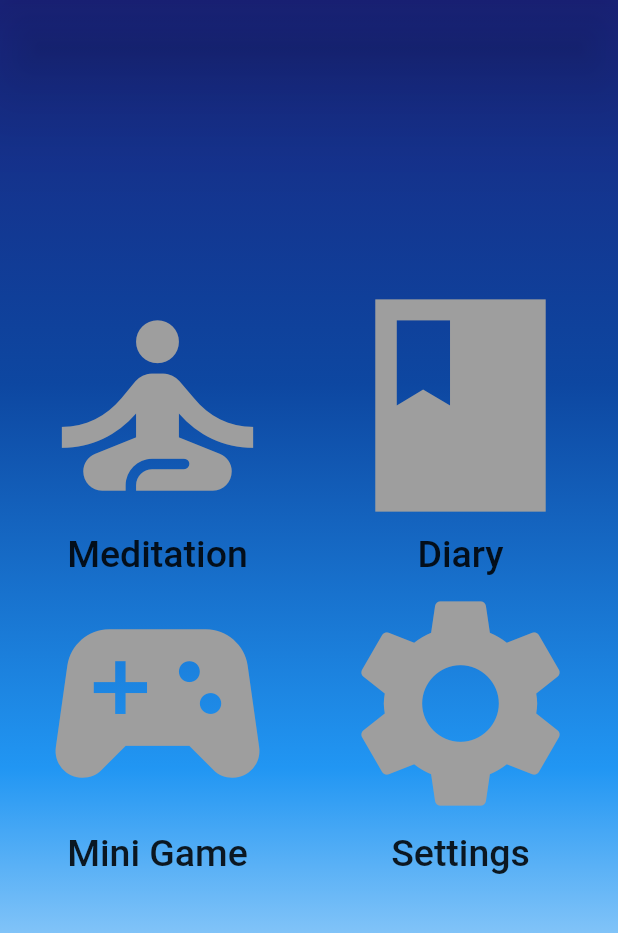
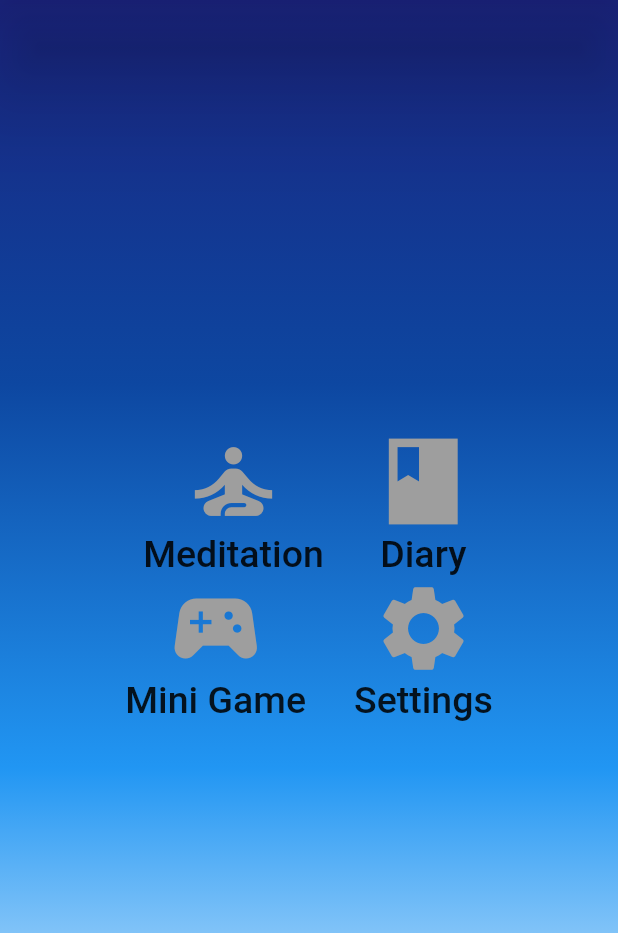
Before and after one commit to racheltsai2018/bloop, a Flutter app: the screen it shows after launch, on a phone screen of 412 x 824 dp, the part 84-1017 px from its top. Run offline on Flutter 3.47's test engine with Material 2 defaults, Android fonts, the phone set to English and light mode, and no system bars; our stand-ins replace google_fonts; missing offline and left inert: bloop_test, flame; Roboto replaces fonts that are missing (Fascinate).

Commit message:
Update homepage.dart
add comments

```diff
--- a/bloop_app/lib/homepage.dart
+++ b/bloop_app/lib/homepage.dart
@@ -1,13 +1,21 @@
 import 'package:flutter/material.dart';
 import 'package:google_fonts/google_fonts.dart';
-import 'package:bloop_app/navigationBar.dart';
+import 'package:bloop_test/navigationBar.dart';
 
-class homepage extends StatelessWidget{
+
+//homepage of the application
+class homepage extends StatefulWidget{
+  _homepageState createState() => _homepageState();
+}
+
+class _homepageState extends State<homepage>{
+  MediaQueryData queryData;
   @override
   Widget build(BuildContext context){
+    queryData = MediaQuery.of(context);
     return Scaffold(
-      appBar:AppBar(
-        title:Text('bloop',
+        appBar:AppBar(                                          // the appbar on the top of the screen
+          title:Text('bloop',                                   //title centered on the page
             style: GoogleFonts.fascinate(
                 color: Colors.black, fontSize: 25.0
             ),
@@ -17,11 +25,11 @@ class homepage extends StatelessWidget{
           backgroundColor: Colors.blueGrey[100],
           elevation: 30.0,
         ),
-        drawer: Drawer(
+        drawer: Drawer(                                         //drawer on the left side
             child: ListView(
                 padding: EdgeInsets.zero,
                 children: <Widget>[
-              DrawerHeader(
+                  DrawerHeader(                                 //drawer text on the very top
                     decoration: BoxDecoration(
                       color: Colors.white38,
                     ),
@@ -33,36 +41,39 @@ class homepage extends StatelessWidget{
                       ),
                     ),
                   ),
-              ListTile(
+                  ListTile(                                     //the first page listed in drawer (meditation)
                     leading: Icon(Icons.self_improvement),
                     title: Text('Meditation'),
-                onTap: (){
+                    onTap: (){                                  // when tap to meditation page
                       Navigator.pushAndRemoveUntil(
                         context,
-                    MaterialPageRoute<void>(builder: (context) => navigationBar(theIndex: 1)),
+                        MaterialPageRoute<void>(builder: (context) => navigationBar(theIndex: 1)),      //goes to navigationBar page then guide to meditation page
                             (Route<dynamic> route) => false,
                       );
                     },
                   ),
-              ListTile(
+                  ListTile(                                    //second page in the drawer
                     leading: Icon(Icons.book_sharp),
                     title: Text("Diary"),
-                onTap: (){
+                    onTap: (){                                //when tapped to dairy page
                       Navigator.pushAndRemoveUntil(
                         context,
-                    MaterialPageRoute<void>(builder: (context) => navigationBar(theIndex: 2)),
+                        MaterialPageRoute<void>(builder: (context) => navigationBar(theIndex: 2)),  //goes to navigationBar page then guide to diary
                             (Route<dynamic> route) => false,
                       );
                     },
                   ),
-              ListTile(
+                  ListTile(                                  //mini game button in drawer
                     leading: Icon(Icons.sports_esports),
                     title: Text("Mini Game"),
+                    onTap:(){
+
+                    },
                   ),
                 ]
             )
         ),
-      body: Container(
+        body: Container(                                      //body section of the homepage
             decoration: BoxDecoration(gradient: LinearGradient(
                 begin: Alignment.topCenter,
                 end: Alignment.bottomCenter,
@@ -71,62 +82,62 @@ class homepage extends StatelessWidget{
             child: Column(
               mainAxisAlignment: MainAxisAlignment.center,
               children: <Widget>[
-            Row(
+                Row(                                          // first row of icon on the homepage
                   mainAxisAlignment: MainAxisAlignment.center,
                   children: <Widget>[
-                FlatButton(
+                    FlatButton(                               //meditation button with meditation text
                         onPressed: (){
                           Navigator.pushAndRemoveUntil(
                             context,
-                        MaterialPageRoute<void>(builder: (context) => navigationBar(theIndex: 1)),
+                            MaterialPageRoute<void>(builder: (context) => navigationBar(theIndex: 1)), //goes to navigationBar page then guide to meditation
                                 (Route<dynamic> route) => false,
                           );
                         },
                         child: Column(
                           children: <Widget>[
                             Icon(Icons.self_improvement,color: Colors.grey,
-                          size: 170.0,),
+                              size: MediaQuery.of(context).size.width/6,),
                             Text ("Meditation", style: TextStyle(fontSize: 25.0))
                           ],
                         )
                     ),
-                FlatButton(
+                    FlatButton(                             //diary button with diary text
                         onPressed: (){
                           Navigator.pushAndRemoveUntil(
                             context,
-                         MaterialPageRoute<void>(builder: (context) => navigationBar(theIndex: 2)),
+                            MaterialPageRoute<void>(builder: (context) => navigationBar(theIndex: 2)),     //goes to navigationBar page then guide to diary
                                 (Route<dynamic> route) => false,
                           );
                         },
                         child: Column(
                           children: <Widget>[
                             Icon(Icons.book_sharp,color: Colors.grey,
-                          size: 170.0,),
+                              size: MediaQuery.of(context).size.width/6,),
                             Text ("Diary", style: TextStyle(fontSize: 25.0))
                           ],
                         )
                     ),
                   ],
                 ),
-            Row(
+                Row(                                       //second row of icons
                   mainAxisAlignment: MainAxisAlignment.center,
                   children: <Widget>[
-                FlatButton(
+                    FlatButton(                           //mini game button
                         onPressed: (){},
                         child: Column(
                           children: <Widget>[
                             Icon(Icons.sports_esports,color: Colors.grey,
-                          size: 170.0,),
+                              size: MediaQuery.of(context).size.width/6,),
                             Text ("Mini Game", style: TextStyle(fontSize: 25.0))
                           ],
                         )
                     ),
-                FlatButton(
+                    FlatButton(                         //settings button
                         onPressed: (){},
                         child: Column(
                           children: <Widget>[
                             Icon(Icons.settings,color: Colors.grey,
-                          size: 170.0,),
+                              size: MediaQuery.of(context).size.width/6,),
                             Text ("Settings", style: TextStyle(fontSize: 25.0))
                           ],
                         )
@@ -140,6 +151,4 @@ class homepage extends StatelessWidget{
         )
     );
   }
-
-
 }
```
Lines whose indentation alone changed are shown as unchanged.
